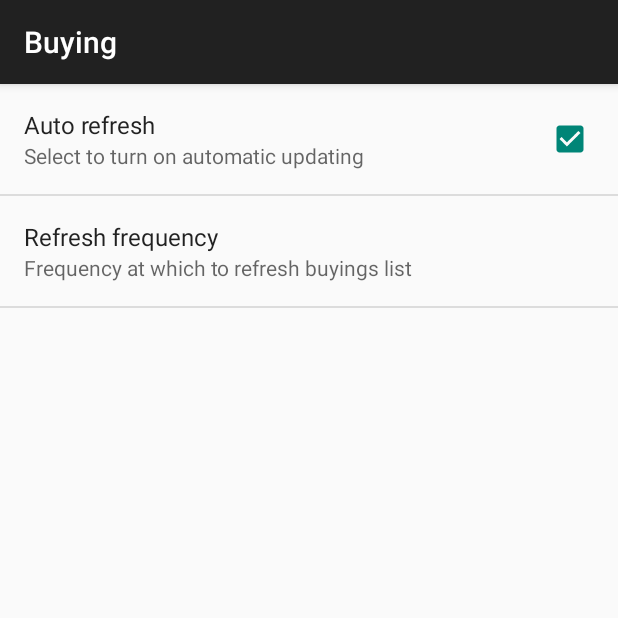
After one commit to DarkGraf/Buying, an Android app: the fragment UserPreferenceFragment shown on its own in the app's theme, on a phone screen of 412 x 824 dp, the top half of it. The commit adds this screen. Run offline under Robolectric (Android 15) with nearby library versions, the phone set to English and light mode, and no system bars.

Commit message:
Settings and Database was added.

```diff
--- /dev/null
+++ b/Android/Buying/app/src/main/java/com/tsv/buying/Preference/UserPreferenceFragment.java
@@ -0,0 +1,14 @@
+package com.tsv.buying.Preference;
+
+import android.os.Bundle;
+import android.preference.PreferenceFragment;
+
+import com.tsv.buying.R;
+
+public class UserPreferenceFragment extends PreferenceFragment {
+    @Override
+    public void onCreate(Bundle savedInstanceState) {
+        super.onCreate(savedInstanceState);
+        addPreferencesFromResource(R.xml.userpreferences);
+    }
+}
--- /dev/null
+++ b/Android/Buying/app/src/main/res/values/arrays.xml
@@ -0,0 +1,18 @@
+<?xml version="1.0" encoding="utf-8"?>
+<resources>
+    <string-array name="update_freq_options">
+        <item>Every minute</item>
+        <item>5 minutes</item>
+        <item>10 minutes</item>
+        <item>15 minutes</item>
+        <item>Every Hour</item>
+    </string-array>
+
+    <string-array name="update_freq_values">
+        <item>1</item>
+        <item>5</item>
+        <item>10</item>
+        <item>15</item>
+        <item>60</item>
+    </string-array>
+</resources>
--- /dev/null
+++ b/Android/Buying/app/src/main/res/xml/preference_headers.xml
@@ -0,0 +1,5 @@
+<preference-headers xmlns:android="http://schemas.android.com/apk/res/android">
+    <header android:fragment="com.tsv.buying.Preference.UserPreferenceFragment"
+        android:title="Settings"
+        android:summary="Buying Refresh Settings" />
+</preference-headers>
--- /dev/null
+++ b/Android/Buying/app/src/main/res/xml/userpreferences.xml
@@ -0,0 +1,17 @@
+<?xml version="1.0" encoding="utf-8"?>
+<PreferenceScreen xmlns:android="http://schemas.android.com/apk/res/android">
+    <CheckBoxPreference
+        android:key="PREF_AUTO_UPDATE"
+        android:title="Auto refresh"
+        android:summary="Select to turn on automatic updating"
+        android:defaultValue="true" />
+
+    <ListPreference
+        android:key="PREF_UPDATE_FREQ"
+        android:title="Refresh frequency"
+        android:summary="Frequency at which to refresh buyings list"
+        android:entries="@array/update_freq_options"
+        android:entryValues="@array/update_freq_values"
+        android:dialogTitle="Refresh frequency"
+        android:defaultValue="60" />
+</PreferenceScreen>
```
Also changed, not shown: Android/Buying/app/src/main/AndroidManifest.xml (+7 -0 lines), Android/Buying/app/src/main/java/com/tsv/buying/BuyingListFragment.java (+74 -10 lines), Android/Buying/app/src/main/java/com/tsv/buying/BuyingProvider.java (added, +181 -0 lines), Android/Buying/app/src/main/java/com/tsv/buying/MainActivity.java (+58 -11 lines), Android/Buying/app/src/main/java/com/tsv/buying/Preference/FragmentPreferenceActivity.java (added, +17 -0 lines).
